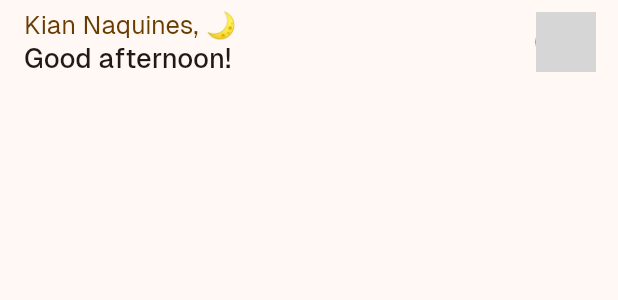
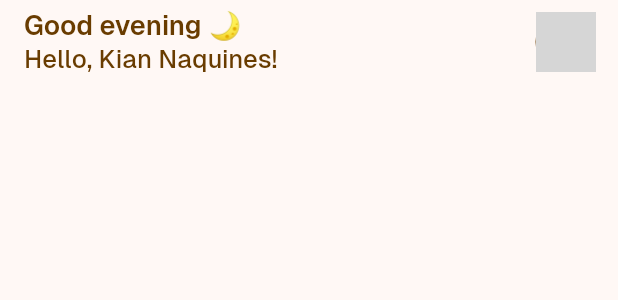
Before and after one commit to kiannaquines/crowd-monitoring-mobile-app, a Flutter app: the HeaderNavigation widget shown alone on an empty page, opened directly, on a phone screen of 412 x 824 dp. Shown: the top 300 px of the screen. Run offline on Flutter 3.47's test engine with Material 3 defaults, Android fonts, the phone set to English and light mode, and no system bars; our stand-ins replace iconsax; grey boxes are pictures that could not be loaded.

Commit message:
add changes to header and main screen
Signed-off-by: kiannaquines <kjgnaquines@gmail.com>

```diff
--- a/lib/includes/top_navigation_bar.dart
+++ b/lib/includes/top_navigation_bar.dart
@@ -29,20 +29,21 @@ class _HeaderNavigationState extends State<HeaderNavigation> {
               crossAxisAlignment: CrossAxisAlignment.start,
               children: [
                 Text(
-                  widget.fullName ?? '',
+                  widget.title,
                   style: TextStyle(
-                    fontSize: 17.0,
-                    fontWeight: FontWeight.w400,
+                    fontWeight: FontWeight.w600,
+                    fontSize: 18.0,
                     color: colorScheme.onPrimaryContainer,
                   ),
                 ),
                 Text(
-                  widget.title,
-                  style: const TextStyle(
+                  'Hello, ${widget.fullName}!',
+                  style: TextStyle(
+                    fontSize: 17.0,
                     fontWeight: FontWeight.w500,
-                    fontSize: 18.0,
+                    color: colorScheme.onPrimaryContainer,
                   ),
-                )
+                ),
               ],
             )
           : Text(
--- a/lib/screens/main_screen.dart
+++ b/lib/screens/main_screen.dart
@@ -43,8 +43,8 @@ class _MainScreenState extends State<MainScreen> {
 
     return Scaffold(
       appBar: const HeaderNavigation(
-        title: 'Good afternoon!',
-        fullName: 'Kian Naquines, 🌙',
+        title: 'Good evening 🌙',
+        fullName: 'Kian Naquines',
       ),
       body: bodyWidget,
       bottomNavigationBar: NavigationMenu(
```
